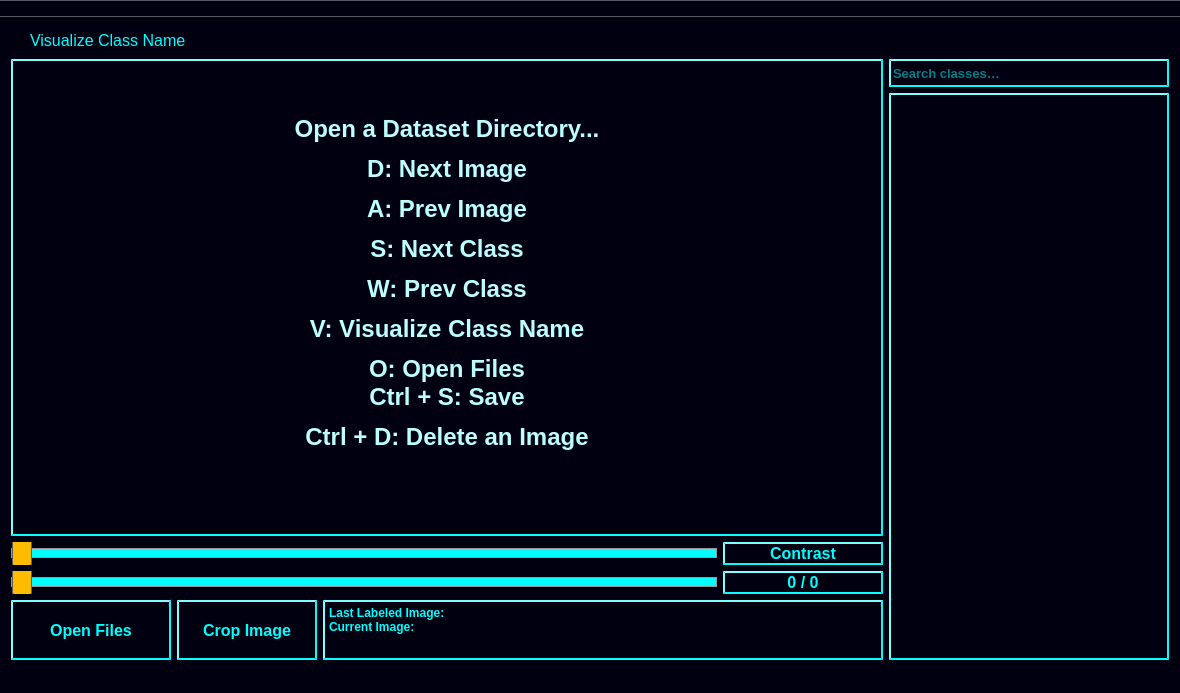
This is mainwindow.ui in NOxDriver/Yolo_Label_Refined-master as Qt 5 draws it before an edit. The edited form follows.
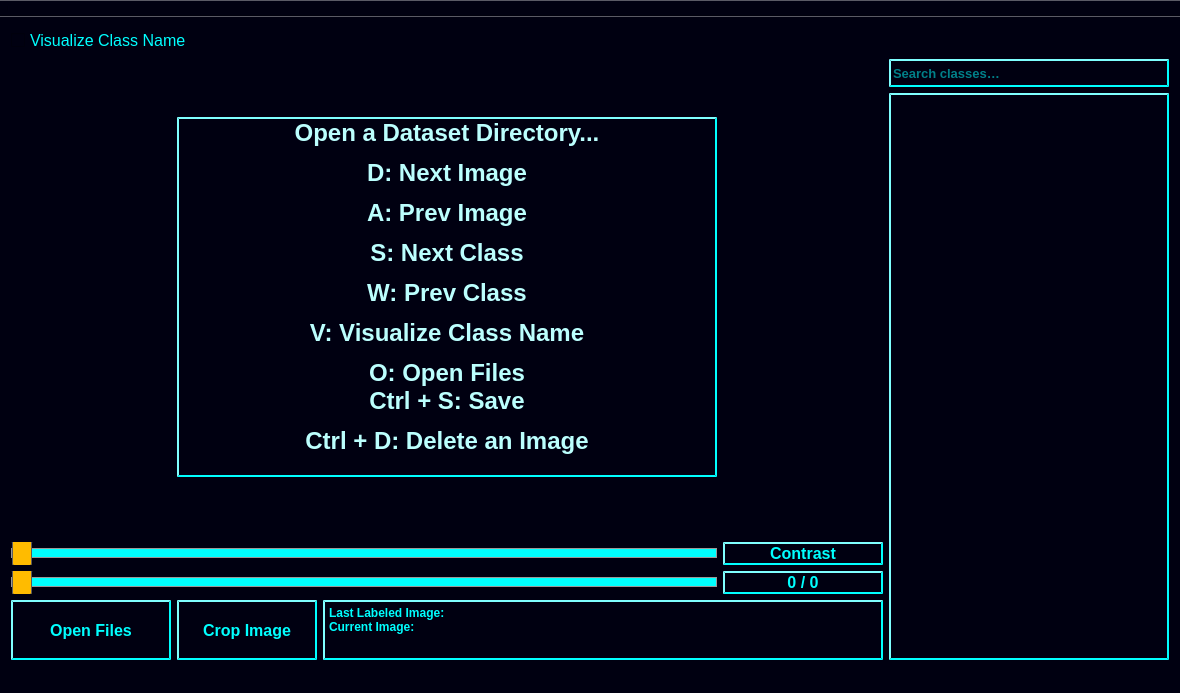
This is the edited form. Custom widgets are drawn as their Qt base class.

Commit message: Improve crop workflow and image browsing

```diff
--- a/mainwindow.ui
+++ b/mainwindow.ui
@@ -62,7 +62,7 @@
       <item>
        <layout class="QVBoxLayout" name="verticalLayout">
         <item>
-         <widget class="label_img" name="label_image">
+         <widget class="QScrollArea" name="scrollArea_image">
           <property name="sizePolicy">
            <sizepolicy hsizetype="MinimumExpanding" vsizetype="MinimumExpanding">
             <horstretch>0</horstretch>
@@ -75,6 +75,57 @@
             <height>360</height>
            </size>
           </property>
+          <property name="styleSheet">
+           <string notr="true">QScrollArea { background-color : rgb(0, 0, 17); border: none; }</string>
+          </property>
+          <property name="frameShape">
+           <enum>QFrame::NoFrame</enum>
+          </property>
+          <property name="widgetResizable">
+           <bool>false</bool>
+          </property>
+          <property name="alignment">
+           <set>Qt::AlignCenter</set>
+          </property>
+          <widget class="QWidget" name="scrollAreaWidgetContents">
+           <property name="geometry">
+            <rect>
+             <x>0</x>
+             <y>0</y>
+             <width>540</width>
+             <height>360</height>
+            </rect>
+           </property>
+           <layout class="QVBoxLayout" name="verticalLayout_imageArea">
+            <property name="spacing">
+             <number>0</number>
+            </property>
+            <property name="leftMargin">
+             <number>0</number>
+            </property>
+            <property name="topMargin">
+             <number>0</number>
+            </property>
+            <property name="rightMargin">
+             <number>0</number>
+            </property>
+            <property name="bottomMargin">
+             <number>0</number>
+            </property>
+            <item>
+             <widget class="label_img" name="label_image">
+              <property name="sizePolicy">
+               <sizepolicy hsizetype="Fixed" vsizetype="Fixed">
+                <horstretch>0</horstretch>
+                <verstretch>0</verstretch>
+               </sizepolicy>
+              </property>
+              <property name="minimumSize">
+               <size>
+                <width>540</width>
+                <height>360</height>
+               </size>
+              </property>
           <property name="font">
            <font>
             <family>Arial</family>
@@ -121,6 +172,10 @@
           <property name="buddy">
            <cstring>label_image</cstring>
           </property>
+             </widget>
+            </item>
+           </layout>
+          </widget>
          </widget>
         </item>
         <item>
```
Left out of the diff: 2 changed lines with no effect on the pictures. Lines whose indentation alone changed are shown as unchanged. The commit also changes 3 other files.
